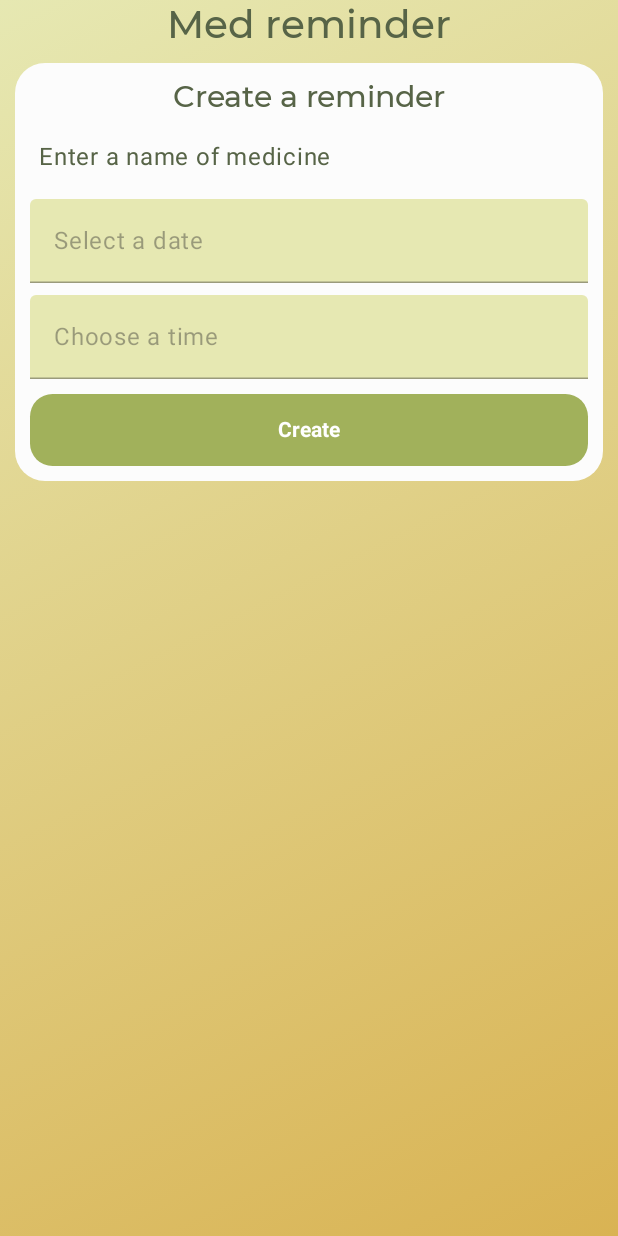
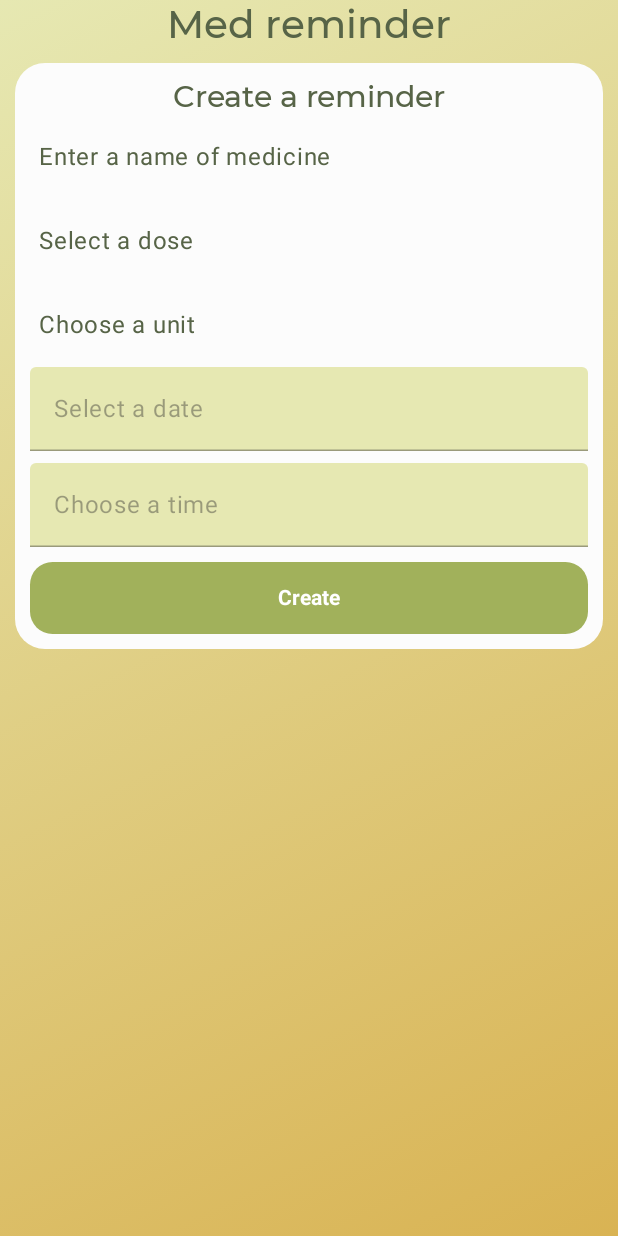
Before and after one commit to Eketrin/Med_reminder, an Android app built with Jetpack Compose: the screen it shows after launch (MainActivity), on a phone screen of 412 x 824 dp. Run offline under Robolectric (Android 15) with nearby library versions, the phone set to English and light mode, and no system bars; our stand-ins replace accompanist; libraries missing offline, so code that uses them is left out: com.jakewharton.threetenabp; 1 statement that could not run was skipped.

Commit message:
добавлены новые поля, изменён дизайн

```diff
--- a/app/build.gradle.kts
+++ b/app/build.gradle.kts
@@ -59,6 +59,10 @@ dependencies {
     implementation("com.google.accompanist:accompanist-systemuicontroller:0.28.0")
     implementation("androidx.lifecycle:lifecycle-viewmodel-compose-android:2.8.2")
     implementation("androidx.compose.runtime:runtime-livedata:1.6.8")
+
+    implementation("androidx.compose.material:material:1.6.8") // Добавьте эту строку для Material
+    implementation("androidx.compose.material:material-icons-core:1.6.8") // Для иконок
+    implementation("androidx.compose.material:material-icons-extended:1.6.8") // Для расширенных иконок
     implementation(libs.androidx.core.ktx)
     implementation(libs.androidx.lifecycle.runtime.ktx)
     implementation(libs.androidx.activity.compose)
--- a/app/src/main/java/com/example/med_reminder/DatabaseHelper.kt
+++ b/app/src/main/java/com/example/med_reminder/DatabaseHelper.kt
@@ -6,31 +6,42 @@ import android.database.sqlite.SQLiteOpenHelper
 
 // тут работаем с БД
 
-class DatabaseHelper(context: Context) : SQLiteOpenHelper(context, DATABASE_NAME,
-    null, DATABASE_VERSION) {
-    //константы для бд и её версии
+class DatabaseHelper(context: Context) : SQLiteOpenHelper(context, DATABASE_NAME, null, DATABASE_VERSION) {
+    // Константы для БД и её версии
     companion object {
         private const val DATABASE_NAME = "reminders.db" // Имя базы данных
-        private const val DATABASE_VERSION = 1 // Версия базы данных
+        private const val DATABASE_VERSION = 2 // Увеличиваем версию базы данных
         const val TABLE_NAME = "reminders" // Имя таблицы
         const val COLUMN_ID = "id" // Имя столбца для идентификатора
-        const val COLUMN_TEXT = "text" // Имя столбца для текста напоминания
-        const val COLUMN_DATE = "date" // Имя столбца для даты напоминания
-        const val COLUMN_TIME = "time" // Имя столбца для времени напоминания
+        const val COLUMN_TEXT = "text" // для текста напоминания
+        const val COLUMN_DATE = "date" // для даты напоминания
+        const val COLUMN_TIME = "time" // для времени напоминания
+        const val COLUMN_TAKED = "taked" //для выпито/не выпито
+        const val COLUMN_DOSE = "dose" // для дозы 1,25
+        const val COLUMN_PIECE = "piece" // для текста единицы измерения
     }
 
-    //при создании базы данных
+    // При создании базы данных
     override fun onCreate(db: SQLiteDatabase?) {
-        //создание таблицы
-        val createTableQuery = "CREATE TABLE $TABLE_NAME($COLUMN_ID INTEGER PRIMARY KEY, " +
-                "$COLUMN_TEXT TEXT, $COLUMN_DATE TEXT, $COLUMN_TIME TEXT)"
-        //делаем запрос
+        // Создание таблицы с новыми столбцами
+        val createTableQuery = """
+            CREATE TABLE $TABLE_NAME (
+                $COLUMN_ID INTEGER PRIMARY KEY,
+                $COLUMN_TEXT TEXT,
+                $COLUMN_DATE TEXT,
+                $COLUMN_TIME TEXT,
+                $COLUMN_TAKED BOOLEAN DEFAULT 0,
+                $COLUMN_DOSE TEXT DEFAULT 0.0,
+                $COLUMN_PIECE TEXT DEFAULT 'pill'
+            )
+        """.trimIndent()
+        // Делаем запрос
         db?.execSQL(createTableQuery)
     }
 
-    //при обновлении версии бд
+    // При обновлении версии БД
     override fun onUpgrade(db: SQLiteDatabase?, oldVersion: Int, newVersion: Int) {
-        //запрос для удаления существующей таблицы, если она есть
+        // Запрос для удаления существующей таблицы, если она есть
         val dropTableQuery = "DROP TABLE IF EXISTS $TABLE_NAME"
         db?.execSQL(dropTableQuery)
         // Создаем новую таблицу
--- a/app/src/main/java/com/example/med_reminder/Form.kt
+++ b/app/src/main/java/com/example/med_reminder/Form.kt
@@ -12,6 +12,8 @@ import androidx.compose.foundation.clickable
 import androidx.compose.foundation.layout.Arrangement
 import androidx.compose.foundation.layout.Box
 import androidx.compose.foundation.layout.Column
+import androidx.compose.foundation.layout.Row
+import androidx.compose.foundation.layout.fillMaxSize
 import androidx.compose.foundation.layout.fillMaxWidth
 import androidx.compose.foundation.layout.padding
 import androidx.compose.foundation.shape.RoundedCornerShape
@@ -74,8 +76,13 @@ fun Form(viewModel: RemindersViewModel = viewModel()) {
 
         // Поле для ввода текста напоминания
         ReminderTextField(viewModel)
+        // Поле для ввода дозировки
+        DoseTextField(viewModel)
+        // Поле для выбора единиц измерения
+        UnitTextField(viewModel)
         // Поля для выбора даты и времени
         DateTimeInputFields(viewModel)
+
         // Кнопка для создания напоминания
         CreateButton {
             viewModel.addReminder(context) // передали функцию для создания напоминания
@@ -93,6 +100,62 @@ fun ReminderTextField(viewModel: RemindersViewModel) {
 //            if (viewModel.text.isEmpty()) {
 //                 // Показываем подсказку, если поле пустое
 //            }
+        },
+        colors = TextFieldDefaults.textFieldColors(
+            containerColor = Color.Transparent, // Прозрачный фон
+            unfocusedTextColor = colorResource(id = R.color.gr_dark),
+            focusedTextColor = colorResource(id = R.color.gr_dark),
+            cursorColor = colorResource(id = R.color.gr_dark), // Цвет курсора
+            focusedPlaceholderColor = colorResource(id = R.color.gr_dark),
+            unfocusedPlaceholderColor = colorResource(id = R.color.gr_dark),
+            focusedLabelColor = colorResource(id = R.color.gr_dark), // Цвет метки при фокусе
+            unfocusedLabelColor = colorResource(id = R.color.gr_dark), // Цвет метки при отсутствии фокуса
+            focusedIndicatorColor = Color.Transparent, // Прозрачная линия индикатора при фокусе
+            unfocusedIndicatorColor = Color.Transparent, // Прозрачная линия индикатора при отсутствии фокуса
+            disabledIndicatorColor = Color.Transparent // Прозрачная линия индикатора, если поле отключено
+        ),
+
+        singleLine = true, // Однострочное поле ввода
+        keyboardOptions = KeyboardOptions(keyboardType = KeyboardType.Text), // Настройки клавиатуры
+        modifier = Modifier.fillMaxWidth() // Заполнение ширины
+    )
+}
+
+@OptIn(ExperimentalMaterial3Api::class)
+@Composable // введите дозировку
+fun DoseTextField(viewModel: RemindersViewModel) {
+    TextField(
+        value = viewModel.dose,
+        onValueChange = { viewModel.dose = it }, // Обновление значения при изменении
+        label = { Text(text = stringResource(id = R.string.form_dose_hint))
+        },
+        colors = TextFieldDefaults.textFieldColors(
+            containerColor = Color.Transparent, // Прозрачный фон
+            unfocusedTextColor = colorResource(id = R.color.gr_dark),
+            focusedTextColor = colorResource(id = R.color.gr_dark),
+            cursorColor = colorResource(id = R.color.gr_dark), // Цвет курсора
+            focusedPlaceholderColor = colorResource(id = R.color.gr_dark),
+            unfocusedPlaceholderColor = colorResource(id = R.color.gr_dark),
+            focusedLabelColor = colorResource(id = R.color.gr_dark), // Цвет метки при фокусе
+            unfocusedLabelColor = colorResource(id = R.color.gr_dark), // Цвет метки при отсутствии фокуса
+            focusedIndicatorColor = Color.Transparent, // Прозрачная линия индикатора при фокусе
+            unfocusedIndicatorColor = Color.Transparent, // Прозрачная линия индикатора при отсутствии фокуса
+            disabledIndicatorColor = Color.Transparent // Прозрачная линия индикатора, если поле отключено
+        ),
+
+        singleLine = true, // Однострочное поле ввода
+        keyboardOptions = KeyboardOptions(keyboardType = KeyboardType.Number), // Настройки клавиатуры
+        modifier = Modifier.fillMaxWidth() // Заполнение ширины
+    )
+}
+
+@OptIn(ExperimentalMaterial3Api::class)
+@Composable // введите единицу измерения
+fun UnitTextField(viewModel: RemindersViewModel) {
+    TextField(
+        value = viewModel.piece,
+        onValueChange = { viewModel.piece = it }, // Обновление значения при изменении
+        label = { Text(text = stringResource(id = R.string.form_unit_hint))
         },
         colors = TextFieldDefaults.textFieldColors(
             containerColor = Color.Transparent, // Прозрачный фон
--- a/app/src/main/java/com/example/med_reminder/Reminder.kt
+++ b/app/src/main/java/com/example/med_reminder/Reminder.kt
@@ -4,4 +4,8 @@ data class Reminder(
     val id: Int,
     val text: String,
     val date: String,
-    val time: String)
+    val time: String,
+    val taked: Boolean,  // Поле для статуса выпито/не выпито
+    val dose: String,     // Поле для дозы
+    val piece: String    // Поле для текста единицы измерения
+)
--- a/app/src/main/res/values/colors.xml
+++ b/app/src/main/res/values/colors.xml
@@ -11,4 +11,6 @@
     <color name="grad_1">#A1B15B</color>
     <color name="grad_2">#E7EB59</color>
     <color name="dark_red">#42291F</color>
+    <color name="lite_green_list">#D5D4B4</color>
+    <color name="dark_green_list">#969F65</color>
 </resources>
--- a/app/src/main/res/values/strings.xml
+++ b/app/src/main/res/values/strings.xml
@@ -4,8 +4,10 @@
     <string name="permission_warning">You will not receive reminders without permission to send notifications</string>
     <string name="form_title">Create a reminder</string>
     <string name="form_text_hint">Enter a name of medicine</string>
+    <string name="form_dose_hint">Select a dose</string>
+    <string name="form_time_hint">Choose a time</string>
     <string name="form_date_hint">Select a date</string>
-    <string name="form_time_hint">Choose a time</string>
+    <string name="form_unit_hint">Choose a unit</string>
     <string name="form_create">Create</string>
     <string name="toast_datetime_error">Select date or choose time!</string>
     <string name="toast_text_error">Enter a name of medicine!</string>
```
Also changed, not shown: app/src/main/java/com/example/med_reminder/List.kt (+141 -2 lines), app/src/main/java/com/example/med_reminder/ReminderItem.kt (+2 -7 lines), app/src/main/java/com/example/med_reminder/RemindersViewModel.kt (+40 -2 lines), 1 other file.
